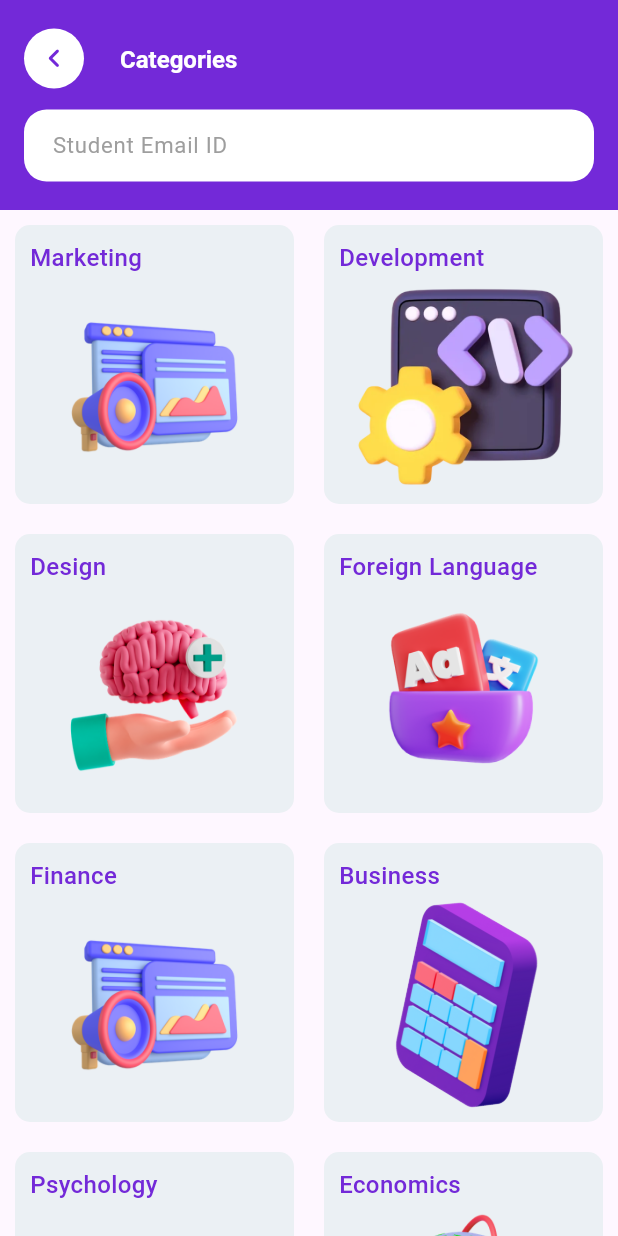
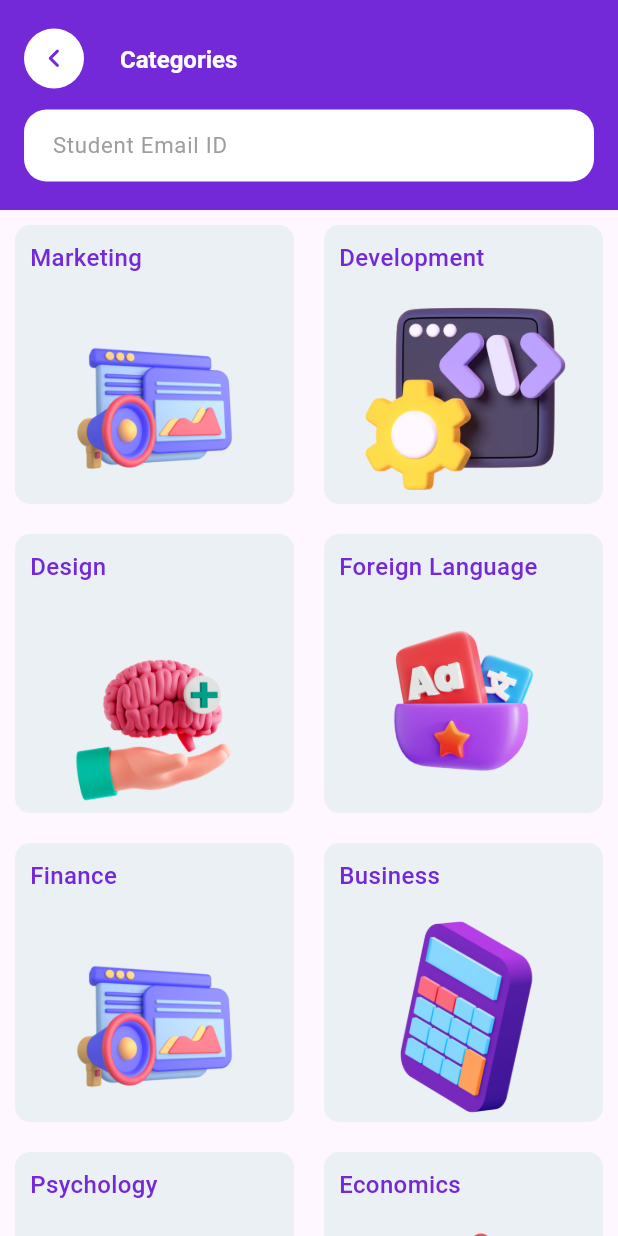
Before and after one commit to Niranjan-Dorage/ostello_task, a Flutter app: the Categories screen opened by its route, on a phone screen of 412 x 824 dp. Run offline on Flutter 3.47's test engine with Material 3 defaults, Android fonts, the light colour scheme and no system bars; Roboto replaces fonts that are missing (Appfont-Medium).

Commit message:
minor changes

```diff
--- a/lib/screens/categories/categorie_card.dart
+++ b/lib/screens/categories/categorie_card.dart
@@ -28,9 +28,10 @@ class CategorieCard extends StatelessWidget {
                   fontWeight: FontWeight.w500),
             ),
           ),
+          const Spacer(),
           Center(
             child: SizedBox(
-              width: 150,
+              width: 140,
               child: Image(image: AssetImage(path)),
             ),
           )
```
